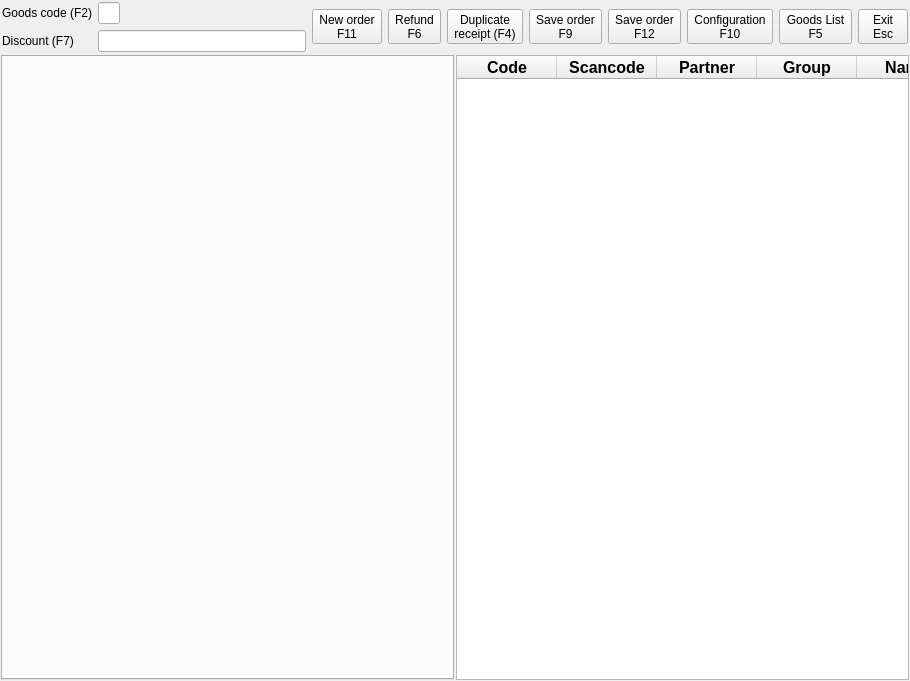
Old version of the form Shop/working.ui in the repository End1-1/Cafe5.
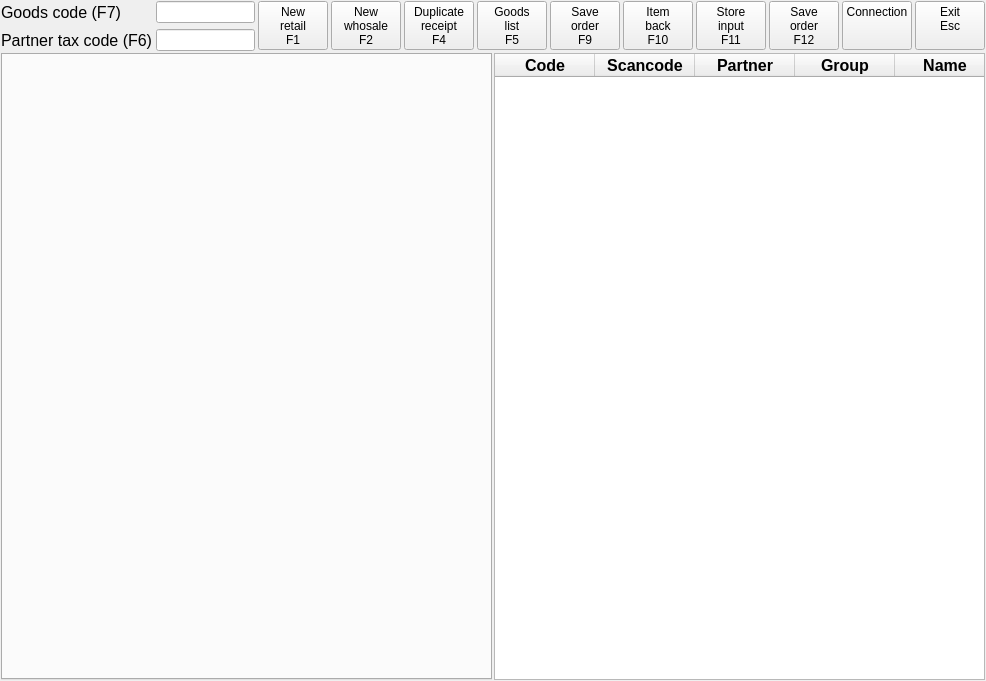
New version of the form. Icons and pictures are not drawn.

```diff
--- a/Shop/working.ui
+++ b/Shop/working.ui
@@ -6,7 +6,7 @@
    <rect>
     <x>0</x>
     <y>0</y>
-    <width>910</width>
+    <width>986</width>
     <height>681</height>
    </rect>
   </property>
@@ -31,9 +31,17 @@
    </property>
    <item row="1" column="0">
     <widget class="QTabWidget" name="tab">
+     <property name="font">
+      <font>
+       <pointsize>12</pointsize>
+      </font>
+     </property>
      <property name="focusPolicy">
       <enum>Qt::NoFocus</enum>
      </property>
+     <property name="tabsClosable">
+      <bool>true</bool>
+     </property>
     </widget>
    </item>
    <item row="1" column="1">
@@ -82,7 +90,7 @@
 };</string>
         </property>
         <property name="verticalScrollBarPolicy">
-         <enum>Qt::ScrollBarAlwaysOff</enum>
+         <enum>Qt::ScrollBarAsNeeded</enum>
         </property>
         <property name="horizontalScrollBarPolicy">
          <enum>Qt::ScrollBarAlwaysOff</enum>
@@ -103,7 +111,7 @@
          <bool>true</bool>
         </attribute>
         <attribute name="verticalHeaderVisible">
-         <bool>false</bool>
+         <bool>true</bool>
         </attribute>
         <column>
          <property name="text">
@@ -189,61 +197,357 @@
     <widget class="QWidget" name="widget" native="true">
      <layout class="QGridLayout" name="gridLayout_2">
       <property name="leftMargin">
-       <number>1</number>
+       <number>0</number>
       </property>
       <property name="topMargin">
-       <number>1</number>
+       <number>0</number>
       </property>
       <property name="rightMargin">
-       <number>1</number>
+       <number>0</number>
       </property>
       <property name="bottomMargin">
-       <number>1</number>
+       <number>0</number>
       </property>
-      <item row="0" column="5" rowspan="2">
-       <widget class="QToolButton" name="btnRefund">
-        <property name="focusPolicy">
-         <enum>Qt::ClickFocus</enum>
-        </property>
-        <property name="text">
-         <string>Refund
-F6</string>
-        </property>
-        <property name="icon">
-         <iconset resource="../resources/res.qrc">
-          <normaloff>:/other.png</normaloff>:/other.png</iconset>
-        </property>
-        <property name="iconSize">
-         <size>
-          <width>32</width>
-          <height>32</height>
-         </size>
-        </property>
-        <property name="shortcut">
-         <string>F11</string>
-        </property>
-        <property name="toolButtonStyle">
-         <enum>Qt::ToolButtonTextUnderIcon</enum>
-        </property>
-       </widget>
-      </item>
+      <property name="horizontalSpacing">
+       <number>3</number>
+      </property>
       <item row="0" column="0">
        <widget class="QLabel" name="label">
+        <property name="font">
+         <font>
+          <pointsize>12</pointsize>
+         </font>
+        </property>
         <property name="text">
-         <string>Goods code (F2)</string>
+         <string>Goods code (F7)</string>
         </property>
        </widget>
       </item>
       <item row="0" column="1">
        <widget class="QLineEdit" name="leCode"/>
       </item>
+      <item row="1" column="1">
+       <widget class="QLineEdit" name="lePartner">
+        <property name="focusPolicy">
+         <enum>Qt::ClickFocus</enum>
+        </property>
+        <property name="readOnly">
+         <bool>false</bool>
+        </property>
+       </widget>
+      </item>
+      <item row="1" column="0">
+       <widget class="QLabel" name="label_3">
+        <property name="font">
+         <font>
+          <pointsize>12</pointsize>
+         </font>
+        </property>
+        <property name="text">
+         <string>Partner tax code (F6)</string>
+        </property>
+       </widget>
+      </item>
+      <item row="0" column="2" rowspan="2">
+       <widget class="QToolButton" name="btnNewOrder">
+        <property name="minimumSize">
+         <size>
+          <width>70</width>
+          <height>0</height>
+         </size>
+        </property>
+        <property name="maximumSize">
+         <size>
+          <width>70</width>
+          <height>16777215</height>
+         </size>
+        </property>
+        <property name="focusPolicy">
+         <enum>Qt::ClickFocus</enum>
+        </property>
+        <property name="text">
+         <string>New
+retail
+F1</string>
+        </property>
+        <property name="icon">
+         <iconset resource="../resources/res.qrc">
+          <normaloff>:/new.png</normaloff>:/new.png</iconset>
+        </property>
+        <property name="iconSize">
+         <size>
+          <width>32</width>
+          <height>32</height>
+         </size>
+        </property>
+        <property name="shortcut">
+         <string>F11</string>
+        </property>
+        <property name="toolButtonStyle">
+         <enum>Qt::ToolButtonTextUnderIcon</enum>
+        </property>
+       </widget>
+      </item>
+      <item row="0" column="3" rowspan="2">
+       <widget class="QToolButton" name="btnNewWhosale">
+        <property name="minimumSize">
+         <size>
+          <width>70</width>
+          <height>0</height>
+         </size>
+        </property>
+        <property name="maximumSize">
+         <size>
+          <width>70</width>
+          <height>16777215</height>
+         </size>
+        </property>
+        <property name="focusPolicy">
+         <enum>Qt::ClickFocus</enum>
+        </property>
+        <property name="text">
+         <string>New
+whosale
+F2</string>
+        </property>
+        <property name="icon">
+         <iconset resource="../resources/res.qrc">
+          <normaloff>:/new.png</normaloff>:/new.png</iconset>
+        </property>
+        <property name="iconSize">
+         <size>
+          <width>32</width>
+          <height>32</height>
+         </size>
+        </property>
+        <property name="shortcut">
+         <string>F11</string>
+        </property>
+        <property name="toolButtonStyle">
+         <enum>Qt::ToolButtonTextUnderIcon</enum>
+        </property>
+       </widget>
+      </item>
+      <item row="0" column="4" rowspan="2">
+       <widget class="QToolButton" name="btnDuplicateReceipt">
+        <property name="minimumSize">
+         <size>
+          <width>70</width>
+          <height>0</height>
+         </size>
+        </property>
+        <property name="maximumSize">
+         <size>
+          <width>70</width>
+          <height>16777215</height>
+         </size>
+        </property>
+        <property name="focusPolicy">
+         <enum>Qt::ClickFocus</enum>
+        </property>
+        <property name="text">
+         <string>Duplicate
+receipt
+F4</string>
+        </property>
+        <property name="icon">
+         <iconset resource="../resources/res.qrc">
+          <normaloff>:/print.png</normaloff>:/print.png</iconset>
+        </property>
+        <property name="iconSize">
+         <size>
+          <width>32</width>
+          <height>32</height>
+         </size>
+        </property>
+        <property name="shortcut">
+         <string>F9</string>
+        </property>
+        <property name="toolButtonStyle">
+         <enum>Qt::ToolButtonTextUnderIcon</enum>
+        </property>
+       </widget>
+      </item>
+      <item row="0" column="5" rowspan="2">
+       <widget class="QToolButton" name="btnShowGoodsList">
+        <property name="minimumSize">
+         <size>
+          <width>70</width>
+          <height>0</height>
+         </size>
+        </property>
+        <property name="maximumSize">
+         <size>
+          <width>70</width>
+          <height>16777215</height>
+         </size>
+        </property>
+        <property name="focusPolicy">
+         <enum>Qt::ClickFocus</enum>
+        </property>
+        <property name="text">
+         <string>Goods
+list
+F5</string>
+        </property>
+        <property name="icon">
+         <iconset resource="../resources/res.qrc">
+          <normaloff>:/reports.png</normaloff>:/reports.png</iconset>
+        </property>
+        <property name="iconSize">
+         <size>
+          <width>32</width>
+          <height>32</height>
+         </size>
+        </property>
+        <property name="shortcut">
+         <string>F10</string>
+        </property>
+        <property name="toolButtonStyle">
+         <enum>Qt::ToolButtonTextUnderIcon</enum>
+        </property>
+       </widget>
+      </item>
+      <item row="0" column="6" rowspan="2">
+       <widget class="QToolButton" name="btnSaveOrderNoTax">
+        <property name="minimumSize">
+         <size>
+          <width>70</width>
+          <height>0</height>
+         </size>
+        </property>
+        <property name="maximumSize">
+         <size>
+          <width>70</width>
+          <height>16777215</height>
+         </size>
+        </property>
+        <property name="focusPolicy">
+         <enum>Qt::ClickFocus</enum>
+        </property>
+        <property name="text">
+         <string>Save
+order
+F9</string>
+        </property>
+        <property name="icon">
+         <iconset resource="../resources/res.qrc">
+          <normaloff>:/save.png</normaloff>:/save.png</iconset>
+        </property>
+        <property name="iconSize">
+         <size>
+          <width>32</width>
+          <height>32</height>
+         </size>
+        </property>
+        <property name="shortcut">
+         <string>F9</string>
+        </property>
+        <property name="toolButtonStyle">
+         <enum>Qt::ToolButtonTextUnderIcon</enum>
+        </property>
+       </widget>
+      </item>
+      <item row="0" column="7" rowspan="2">
+       <widget class="QToolButton" name="btnItemBack">
+        <property name="minimumSize">
+         <size>
+          <width>70</width>
+          <height>0</height>
+         </size>
+        </property>
+        <property name="maximumSize">
+         <size>
+          <width>70</width>
+          <height>16777215</height>
+         </size>
+        </property>
+        <property name="focusPolicy">
+         <enum>Qt::ClickFocus</enum>
+        </property>
+        <property name="text">
+         <string>Item
+back
+F10</string>
+        </property>
+        <property name="icon">
+         <iconset resource="../resources/res.qrc">
+          <normaloff>:/cancel.png</normaloff>:/cancel.png</iconset>
+        </property>
+        <property name="iconSize">
+         <size>
+          <width>32</width>
+          <height>32</height>
+         </size>
+        </property>
+        <property name="shortcut">
+         <string>F9</string>
+        </property>
+        <property name="toolButtonStyle">
+         <enum>Qt::ToolButtonTextUnderIcon</enum>
+        </property>
+       </widget>
+      </item>
       <item row="0" column="8" rowspan="2">
+       <widget class="QToolButton" name="btnStoreInput">
+        <property name="minimumSize">
+         <size>
+          <width>70</width>
+          <height>0</height>
+         </size>
+        </property>
+        <property name="maximumSize">
+         <size>
+          <width>70</width>
+          <height>16777215</height>
+         </size>
+        </property>
+        <property name="focusPolicy">
+         <enum>Qt::ClickFocus</enum>
+        </property>
+        <property name="text">
+         <string>Store 
+input
+F11</string>
+        </property>
+        <property name="icon">
+         <iconset resource="../resources/res.qrc">
+          <normaloff>:/contract.png</normaloff>:/contract.png</iconset>
+        </property>
+        <property name="iconSize">
+         <size>
+          <width>32</width>
+          <height>32</height>
+         </size>
+        </property>
+        <property name="shortcut">
+         <string>F9</string>
+        </property>
+        <property name="toolButtonStyle">
+         <enum>Qt::ToolButtonTextUnderIcon</enum>
+        </property>
+       </widget>
+      </item>
+      <item row="0" column="9" rowspan="2">
        <widget class="QToolButton" name="btnSaveOrder">
+        <property name="minimumSize">
+         <size>
+          <width>70</width>
+          <height>0</height>
+         </size>
+        </property>
+        <property name="maximumSize">
+         <size>
+          <width>70</width>
+          <height>16777215</height>
+         </size>
+        </property>
         <property name="focusPolicy">
          <enum>Qt::ClickFocus</enum>
         </property>
         <property name="text">
-         <string>Save order
+         <string>Save
+order
 F12</string>
         </property>
         <property name="icon">
@@ -264,37 +568,27 @@
         </property>
        </widget>
       </item>
-      <item row="1" column="1" colspan="2">
-       <widget class="QLineEdit" name="leDiscount">
-        <property name="focusPolicy">
-         <enum>Qt::ClickFocus</enum>
-        </property>
-        <property name="readOnly">
-         <bool>true</bool>
-        </property>
-       </widget>
-      </item>
-      <item row="0" column="2">
-       <spacer name="horizontalSpacer">
-        <property name="orientation">
-         <enum>Qt::Horizontal</enum>
-        </property>
-        <property name="sizeHint" stdset="0">
-         <size>
-          <width>304</width>
-          <height>20</height>
-         </size>
-        </property>
-       </spacer>
-      </item>
-      <item row="0" column="9" rowspan="2">
+      <item row="0" column="10" rowspan="2">
        <widget class="QToolButton" name="btnConnection">
+        <property name="minimumSize">
+         <size>
+          <width>70</width>
+          <height>0</height>
+         </size>
+        </property>
+        <property name="maximumSize">
+         <size>
+          <width>70</width>
+          <height>16777215</height>
+         </size>
+        </property>
         <property name="focusPolicy">
          <enum>Qt::ClickFocus</enum>
         </property>
         <property name="text">
-         <string>Configuration
-F10</string>
+         <string>Connection
+
+</string>
         </property>
         <property name="icon">
          <iconset resource="../resources/res.qrc">
@@ -314,74 +608,27 @@
         </property>
        </widget>
       </item>
-      <item row="0" column="7" rowspan="2">
-       <widget class="QToolButton" name="btnSaveOrderNoTax">
-        <property name="focusPolicy">
-         <enum>Qt::ClickFocus</enum>
-        </property>
-        <property name="text">
-         <string>Save order
-F9</string>
-        </property>
-        <property name="icon">
-         <iconset resource="../resources/res.qrc">
-          <normaloff>:/save.png</normaloff>:/save.png</iconset>
-        </property>
-        <property name="iconSize">
-         <size>
-          <width>32</width>
-          <height>32</height>
-         </size>
-        </property>
-        <property name="shortcut">
-         <string>F9</string>
-        </property>
-        <property name="toolButtonStyle">
-         <enum>Qt::ToolButtonTextUnderIcon</enum>
-        </property>
-       </widget>
-      </item>
-      <item row="0" column="10" rowspan="2">
-       <widget class="QToolButton" name="btnShowGoodsList">
-        <property name="focusPolicy">
-         <enum>Qt::ClickFocus</enum>
-        </property>
-        <property name="text">
-         <string>Goods List
-F5</string>
-        </property>
-        <property name="icon">
-         <iconset resource="../resources/res.qrc">
-          <normaloff>:/reports.png</normaloff>:/reports.png</iconset>
-        </property>
-        <property name="iconSize">
-         <size>
-          <width>32</width>
-          <height>32</height>
-         </size>
-        </property>
-        <property name="shortcut">
-         <string>F10</string>
-        </property>
-        <property name="toolButtonStyle">
-         <enum>Qt::ToolButtonTextUnderIcon</enum>
-        </property>
-       </widget>
-      </item>
-      <item row="0" column="11" rowspan="2">
+      <item row="0" column="12" rowspan="2">
        <widget class="QToolButton" name="btnExit">
         <property name="minimumSize">
          <size>
-          <width>50</width>
+          <width>70</width>
           <height>0</height>
          </size>
         </property>
+        <property name="maximumSize">
+         <size>
+          <width>70</width>
+          <height>16777215</height>
+         </size>
+        </property>
         <property name="focusPolicy">
          <enum>Qt::ClickFocus</enum>
         </property>
         <property name="text">
          <string>Exit
-Esc</string>
+Esc
+</string>
         </property>
         <property name="icon">
          <iconset resource="../resources/res.qrc">
@@ -401,67 +648,6 @@
         </property>
        </widget>
       </item>
-      <item row="0" column="3" rowspan="2">
-       <widget class="QToolButton" name="btnNewOrder">
-        <property name="focusPolicy">
-         <enum>Qt::ClickFocus</enum>
-        </property>
-        <property name="text">
-         <string>New order
-F11</string>
-        </property>
-        <property name="icon">
-         <iconset resource="../resources/res.qrc">
-          <normaloff>:/new.png</normaloff>:/new.png</iconset>
-        </property>
-        <property name="iconSize">
-         <size>
-          <width>32</width>
-          <height>32</height>
-         </size>
-        </property>
-        <property name="shortcut">
-         <string>F11</string>
-        </property>
-        <property name="toolButtonStyle">
-         <enum>Qt::ToolButtonTextUnderIcon</enum>
-        </property>
-       </widget>
-      </item>
-      <item row="1" column="0">
-       <widget class="QLabel" name="label_2">
-        <property name="text">
-         <string>Discount (F7)</string>
-        </property>
-       </widget>
-      </item>
-      <item row="0" column="6" rowspan="2">
-       <widget class="QToolButton" name="btnDuplicateReceipt">
-        <property name="focusPolicy">
-         <enum>Qt::ClickFocus</enum>
-        </property>
-        <property name="text">
-         <string>Duplicate
-receipt (F4)</string>
-        </property>
-        <property name="icon">
-         <iconset resource="../resources/res.qrc">
-          <normaloff>:/print.png</normaloff>:/print.png</iconset>
-        </property>
-        <property name="iconSize">
-         <size>
-          <width>32</width>
-          <height>32</height>
-         </size>
-        </property>
-        <property name="shortcut">
-         <string>F9</string>
-        </property>
-        <property name="toolButtonStyle">
-         <enum>Qt::ToolButtonTextUnderIcon</enum>
-        </property>
-       </widget>
-      </item>
      </layout>
     </widget>
    </item>
```
Left out of the diff: 1 changed line with no effect on the pictures.
